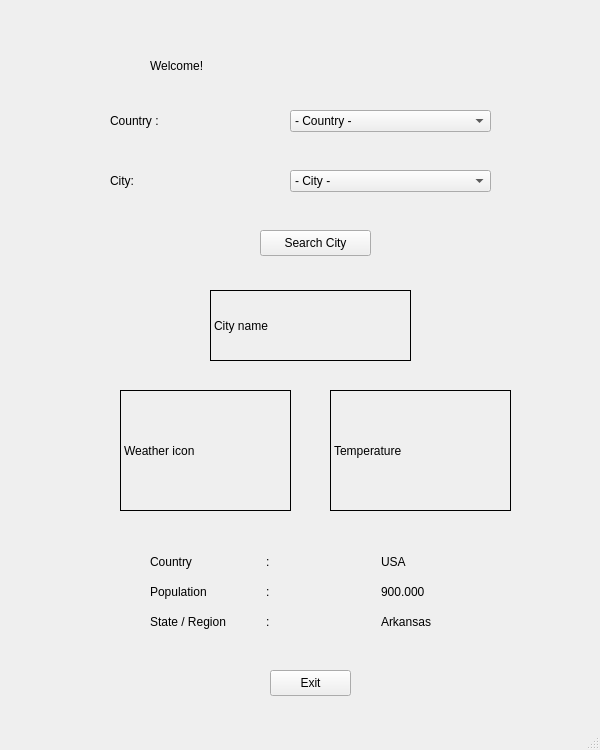
Above: weather_main.ui from melikkekaya/Weather_App before the change. Below: the same form after it.
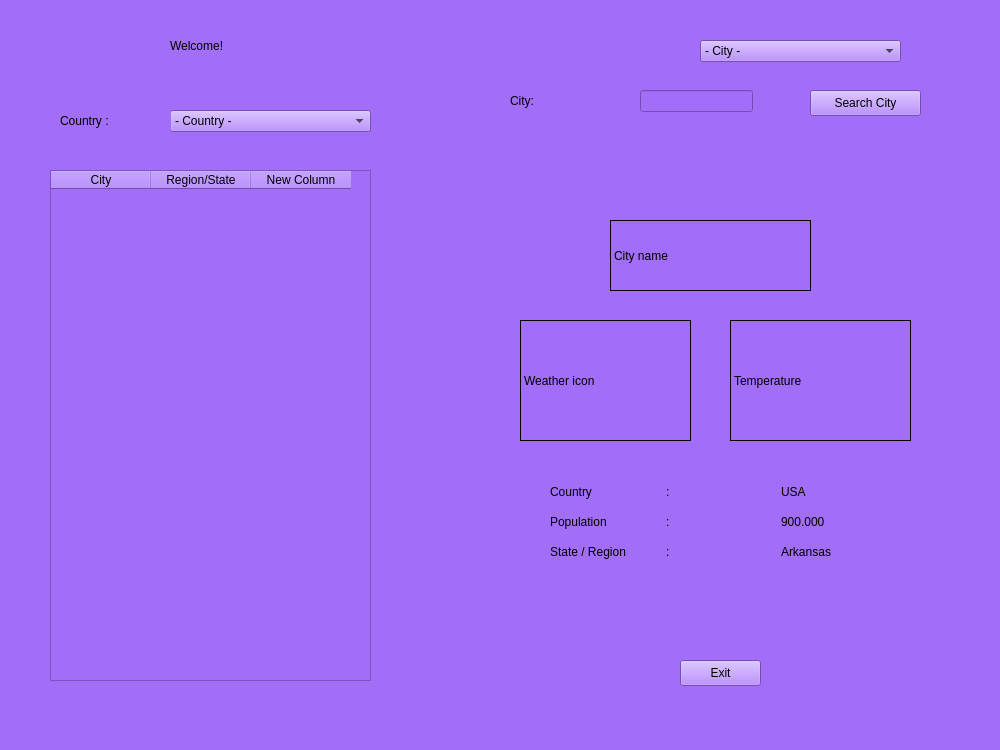
That is the form after the change.

```diff
--- a/weather_main.ui
+++ b/weather_main.ui
@@ -6,31 +6,34 @@
    <rect>
     <x>0</x>
     <y>0</y>
-    <width>600</width>
+    <width>1000</width>
     <height>750</height>
    </rect>
   </property>
   <property name="minimumSize">
    <size>
-    <width>600</width>
+    <width>1000</width>
     <height>750</height>
    </size>
   </property>
   <property name="maximumSize">
    <size>
-    <width>600</width>
+    <width>1000</width>
     <height>750</height>
    </size>
   </property>
   <property name="windowTitle">
    <string>Weather App</string>
   </property>
+  <property name="styleSheet">
+   <string notr="true">background-color: rgb(162, 109, 247);</string>
+  </property>
   <widget class="QWidget" name="centralwidget">
    <widget class="QComboBox" name="main_combo_city">
     <property name="geometry">
      <rect>
-      <x>290</x>
-      <y>170</y>
+      <x>700</x>
+      <y>40</y>
       <width>201</width>
       <height>22</height>
      </rect>
@@ -64,7 +67,7 @@
    <widget class="QComboBox" name="main_combo_country">
     <property name="geometry">
      <rect>
-      <x>290</x>
+      <x>170</x>
       <y>110</y>
       <width>201</width>
       <height>22</height>
@@ -94,8 +97,8 @@
    <widget class="QPushButton" name="main_btn_search">
     <property name="geometry">
      <rect>
-      <x>260</x>
-      <y>230</y>
+      <x>810</x>
+      <y>90</y>
       <width>111</width>
       <height>26</height>
      </rect>
@@ -107,7 +110,7 @@
    <widget class="QLabel" name="main_lbl_headingcountrytop">
     <property name="geometry">
      <rect>
-      <x>110</x>
+      <x>60</x>
       <y>110</y>
       <width>111</width>
       <height>21</height>
@@ -120,8 +123,8 @@
    <widget class="QLabel" name="main_lbl_mainheading">
     <property name="geometry">
      <rect>
-      <x>150</x>
-      <y>40</y>
+      <x>170</x>
+      <y>20</y>
       <width>311</width>
       <height>51</height>
      </rect>
@@ -133,8 +136,8 @@
    <widget class="QLabel" name="main_lbl_headingcity">
     <property name="geometry">
      <rect>
-      <x>110</x>
-      <y>170</y>
+      <x>510</x>
+      <y>90</y>
       <width>111</width>
       <height>21</height>
      </rect>
@@ -146,8 +149,8 @@
    <widget class="QLabel" name="main_lbl_showcityname">
     <property name="geometry">
      <rect>
-      <x>210</x>
-      <y>290</y>
+      <x>610</x>
+      <y>220</y>
       <width>201</width>
       <height>71</height>
      </rect>
@@ -165,8 +168,8 @@
    <widget class="QLabel" name="main_lbl_showweathericon">
     <property name="geometry">
      <rect>
-      <x>120</x>
-      <y>390</y>
+      <x>520</x>
+      <y>320</y>
       <width>171</width>
       <height>121</height>
      </rect>
@@ -184,8 +187,8 @@
    <widget class="QLabel" name="main_lbl_showtemperature">
     <property name="geometry">
      <rect>
-      <x>330</x>
-      <y>390</y>
+      <x>730</x>
+      <y>320</y>
       <width>181</width>
       <height>121</height>
      </rect>
@@ -203,8 +206,8 @@
    <widget class="QWidget" name="gridLayoutWidget">
     <property name="geometry">
      <rect>
-      <x>150</x>
-      <y>550</y>
+      <x>550</x>
+      <y>480</y>
       <width>341</width>
       <height>84</height>
      </rect>
@@ -278,8 +281,8 @@
    <widget class="QPushButton" name="main_btn_exit">
     <property name="geometry">
      <rect>
-      <x>270</x>
-      <y>670</y>
+      <x>680</x>
+      <y>660</y>
       <width>81</width>
       <height>26</height>
      </rect>
@@ -288,6 +291,41 @@
      <string>Exit</string>
     </property>
    </widget>
+   <widget class="QTableWidget" name="tableWidget">
+    <property name="geometry">
+     <rect>
+      <x>50</x>
+      <y>170</y>
+      <width>321</width>
+      <height>511</height>
+     </rect>
+    </property>
+    <column>
+     <property name="text">
+      <string>City</string>
+     </property>
+    </column>
+    <column>
+     <property name="text">
+      <string>Region/State</string>
+     </property>
+    </column>
+    <column>
+     <property name="text">
+      <string>New Column</string>
+     </property>
+    </column>
+   </widget>
+   <widget class="QLineEdit" name="lineEdit">
+    <property name="geometry">
+     <rect>
+      <x>640</x>
+      <y>90</y>
+      <width>113</width>
+      <height>22</height>
+     </rect>
+    </property>
+   </widget>
   </widget>
   <widget class="QMenuBar" name="menubar">
    <property name="geometry">
```
Left out of the diff: 2 changed lines with no effect on the pictures.
